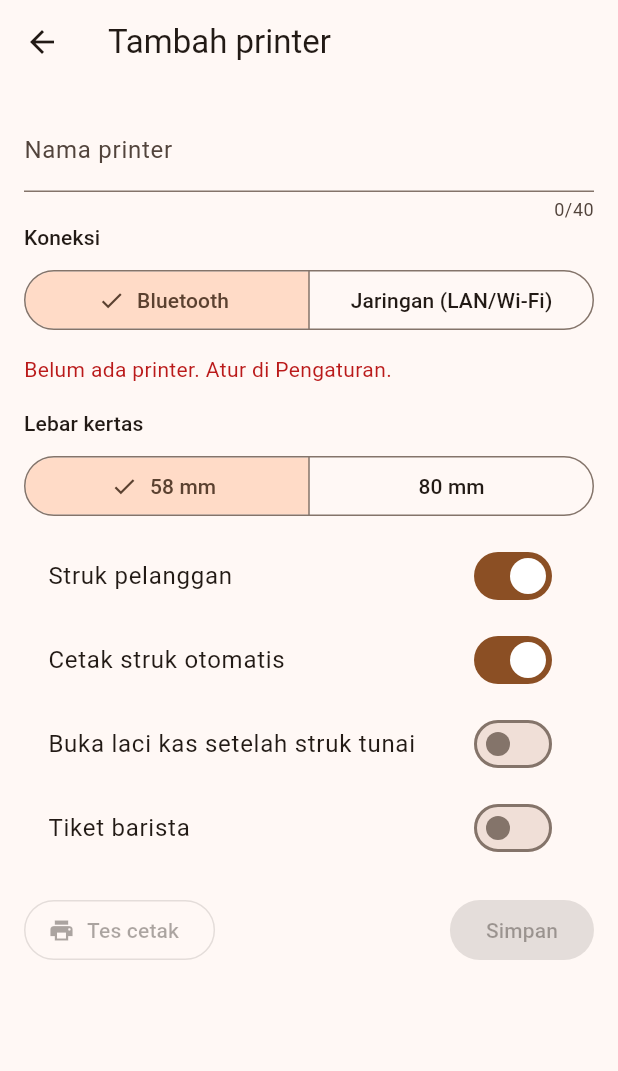
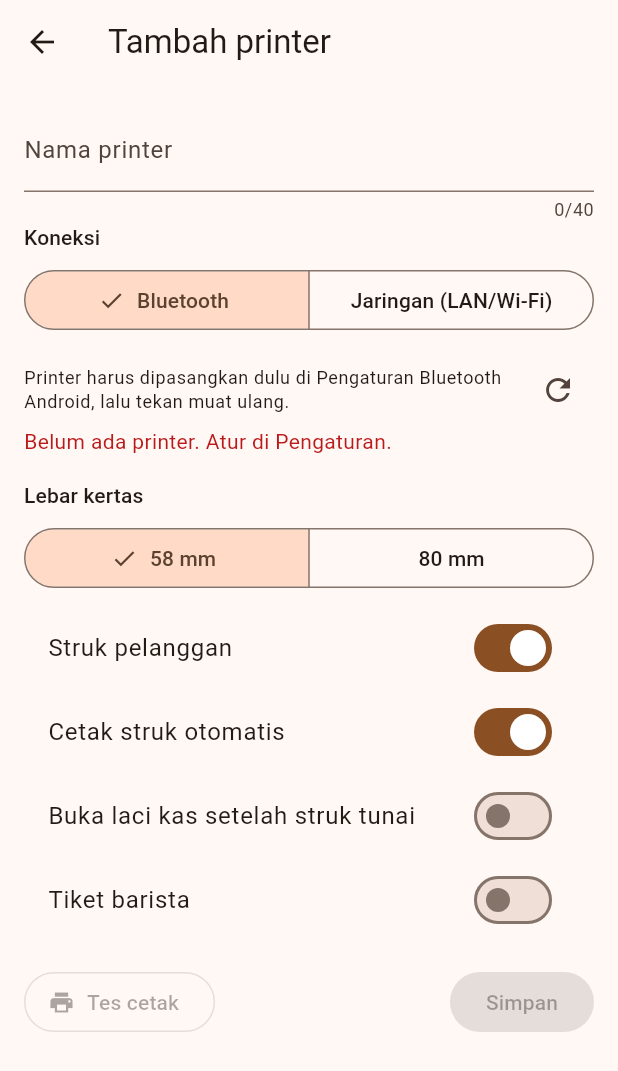
Before and after one commit to yauri-io/zurupos, a Flutter app: the PrinterPage screen opened directly, on a phone screen of 412 x 824 dp. Shown: the top 1071 px of the screen. Run offline on Flutter 3.47's test engine with Material 3 defaults, Android fonts, the phone set to English and light mode, and no system bars; our stand-ins replace dio, drift, drift_flutter, flutter_riverpod, flutter_secure_storage, permission_handler and 2 more; missing offline and left inert: print_bluetooth_thermal; accounts and stored records are empty; generated files the repository leaves out were written again.

Commit message:
cashier: settings with printers first and availability on its own page; reload the paired printer list
- Settings: printers at the top; the per-item sold-out list moves to a
  searchable page (it pushed printers off screen on a long menu).
- Printer page: a reload button for the paired Bluetooth list, and an
  automatic reload when returning from Android's Bluetooth settings.

Co-Authored-By: Claude Opus 5.5 <noreply@anthropic.com>

```diff
--- a/apps/cashier/lib/l10n/app_en.arb
+++ b/apps/cashier/lib/l10n/app_en.arb
@@ -144,6 +144,15 @@
   "stockEmpty": "No ingredients yet.",
   "settingsTitle": "Settings",
   "settingsAvailability": "Menu availability",
+  "settingsSoldOutCount": "{count} items marked sold out",
+  "@settingsSoldOutCount": {
+    "placeholders": {
+      "count": {
+        "type": "int"
+      }
+    }
+  },
+  "settingsSearchMenu": "Search menu",
   "settingsPrinters": "Printers",
   "settingsDevice": "Device",
   "settingsServer": "Server: {url}",
@@ -163,6 +172,8 @@
   "printerNetwork": "Network (LAN/Wi-Fi)",
   "printerAddressIp": "IP address (e.g. 192.168.1.50 or 192.168.1.50:9100)",
   "printerPickBonded": "Bluetooth printer",
+  "printerBondedHint": "Pair the printer in Android Bluetooth settings first, then reload.",
+  "printerBondedRefresh": "Reload printer list",
   "printerNoBonded": "No paired Bluetooth printers. Pair one in Android Settings first.",
   "printerPaper": "Paper width",
   "printerRoleReceipt": "Customer receipt",
--- a/apps/cashier/lib/l10n/app_id.arb
+++ b/apps/cashier/lib/l10n/app_id.arb
@@ -306,6 +306,15 @@
   "stockEmpty": "Belum ada bahan.",
   "settingsTitle": "Pengaturan",
   "settingsAvailability": "Ketersediaan menu",
+  "settingsSoldOutCount": "{count} menu ditandai habis",
+  "@settingsSoldOutCount": {
+    "placeholders": {
+      "count": {
+        "type": "int"
+      }
+    }
+  },
+  "settingsSearchMenu": "Cari menu",
   "settingsPrinters": "Printer",
   "settingsDevice": "Perangkat",
   "settingsServer": "Server: {url}",
@@ -332,6 +341,8 @@
   "printerNetwork": "Jaringan (LAN/Wi-Fi)",
   "printerAddressIp": "Alamat IP (mis. 192.168.1.50 atau 192.168.1.50:9100)",
   "printerPickBonded": "Printer Bluetooth",
+  "printerBondedHint": "Printer harus dipasangkan dulu di Pengaturan Bluetooth Android, lalu tekan muat ulang.",
+  "printerBondedRefresh": "Muat ulang daftar printer",
   "printerNoBonded": "Belum ada printer Bluetooth yang dipasangkan. Pasangkan dulu di Pengaturan Android.",
   "printerPaper": "Lebar kertas",
   "printerRoleReceipt": "Struk pelanggan",
--- a/apps/cashier/lib/ui/screens/printer_page.dart
+++ b/apps/cashier/lib/ui/screens/printer_page.dart
@@ -35,8 +35,18 @@ class _PrinterPageState extends ConsumerState<PrinterPage> {
   late final _ip = TextEditingController(text: _p.transport == TransportKind.network ? _p.address : '');
   bool _testing = false;
 
+  /// Coming back from Android's Bluetooth settings reloads the paired list.
+  late final AppLifecycleListener _lifecycle;
+
+  @override
+  void initState() {
+    super.initState();
+    _lifecycle = AppLifecycleListener(onResume: () => ref.invalidate(bondedPrintersProvider));
+  }
+
   @override
   void dispose() {
+    _lifecycle.dispose();
     _name.dispose();
     _ip.dispose();
     super.dispose();
@@ -109,7 +119,18 @@ class _PrinterPageState extends ConsumerState<PrinterPage> {
             onSelectionChanged: (v) => setState(() => _p = _p.copyWith(transport: v.first, address: '')),
           ),
           const SizedBox(height: 12),
-          if (bluetooth)
+          if (bluetooth) ...[
+            Row(
+              children: [
+                Expanded(child: Text(l.printerBondedHint, style: Theme.of(context).textTheme.bodySmall)),
+                IconButton(
+                  key: const Key('printer-bonded-refresh'),
+                  tooltip: l.printerBondedRefresh,
+                  icon: const Icon(Icons.refresh),
+                  onPressed: () => ref.invalidate(bondedPrintersProvider),
+                ),
+              ],
+            ),
             ref
                 .watch(bondedPrintersProvider)
                 .when(
@@ -135,8 +156,8 @@ class _PrinterPageState extends ConsumerState<PrinterPage> {
                             if (_name.text.trim().isEmpty) _name.text = d.name;
                           }),
                         ),
-                )
-          else
+                ),
+          ] else
             TextField(
               key: const Key('printer-ip'),
               controller: _ip,
```
Also changed, not shown: apps/cashier/lib/ui/screens/settings_screen.dart (+89 -29 lines), 2 other files.
